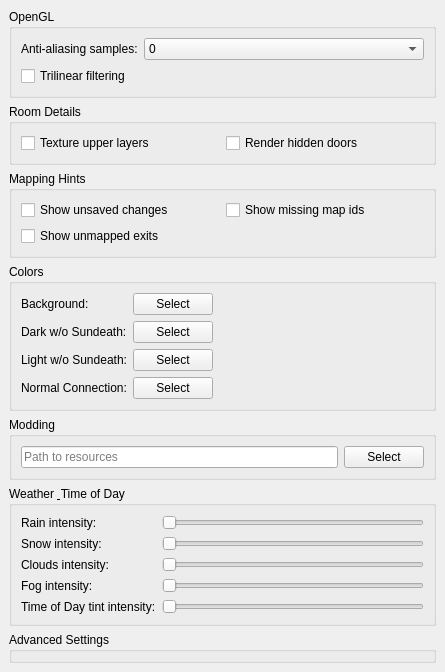
First picture: the form in src/preferences/graphicspage.ui, repository nschimme/MMapper, before the edit.
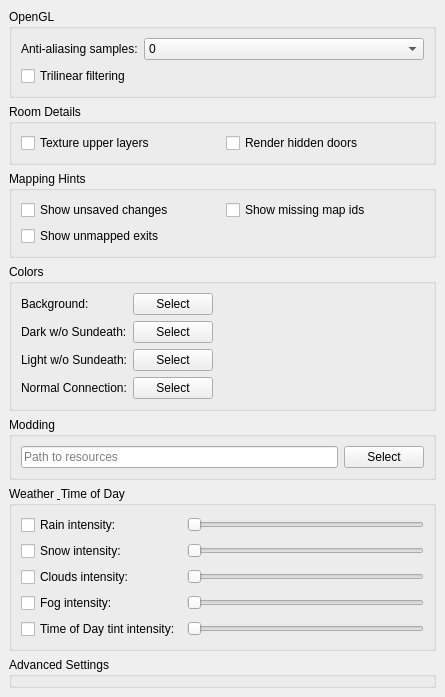
Second picture: the form after the edit.

```diff
--- a/src/preferences/graphicspage.ui
+++ b/src/preferences/graphicspage.ui
@@ -327,7 +327,7 @@
      </property>
      <layout class="QGridLayout" name="gridLayout_Weather">
       <item row="0" column="0">
-       <widget class="QLabel" name="labelRain">
+       <widget class="QCheckBox" name="rainCheckBox">
         <property name="text">
          <string>Rain intensity:</string>
         </property>
@@ -344,7 +344,7 @@
        </widget>
       </item>
       <item row="1" column="0">
-       <widget class="QLabel" name="labelSnow">
+       <widget class="QCheckBox" name="snowCheckBox">
         <property name="text">
          <string>Snow intensity:</string>
         </property>
@@ -361,7 +361,7 @@
        </widget>
       </item>
       <item row="2" column="0">
-       <widget class="QLabel" name="labelClouds">
+       <widget class="QCheckBox" name="cloudsCheckBox">
         <property name="text">
          <string>Clouds intensity:</string>
         </property>
@@ -378,7 +378,7 @@
        </widget>
       </item>
       <item row="3" column="0">
-       <widget class="QLabel" name="labelFog">
+       <widget class="QCheckBox" name="fogCheckBox">
         <property name="text">
          <string>Fog intensity:</string>
         </property>
@@ -395,7 +395,7 @@
        </widget>
       </item>
       <item row="4" column="0">
-       <widget class="QLabel" name="labelToD">
+       <widget class="QCheckBox" name="todCheckBox">
         <property name="text">
          <string>Time of Day tint intensity:</string>
         </property>
```
